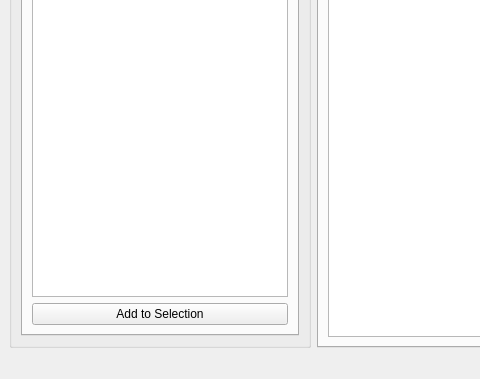
The window that DataViewerModule/pandasviewer_mainwindow.ui (kushalkolar/BehaviourAnalysis) describes before a commit, drawn with Qt 5; both pictures show x 0 to 480 and y 261 to 640 of the 800 by 640 pixel window.
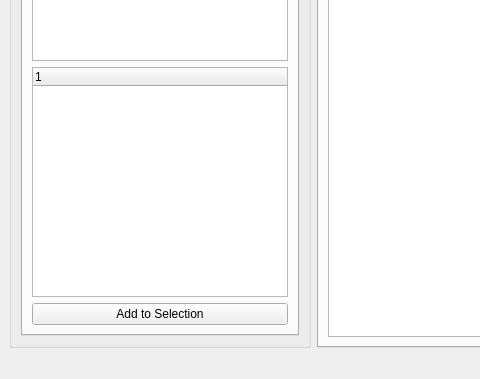
The same window after the commit.

What changed in the file:
```diff
--- a/DataViewerModule/pandasviewer_mainwindow.ui
+++ b/DataViewerModule/pandasviewer_mainwindow.ui
@@ -7,7 +7,7 @@
     <x>0</x>
     <y>0</y>
     <width>800</width>
-    <height>600</height>
+    <height>628</height>
    </rect>
   </property>
   <property name="windowTitle">
@@ -43,7 +43,7 @@
            <string>All Columns</string>
           </attribute>
           <layout class="QGridLayout" name="gridLayout">
-           <item row="1" column="0">
+           <item row="2" column="0">
             <widget class="QPushButton" name="pushButtonAddToSelection">
              <property name="text">
               <string>Add to Selection</string>
@@ -57,6 +57,18 @@
              </property>
             </widget>
            </item>
+           <item row="1" column="0">
+            <widget class="QTreeWidget" name="treeWidgetAllColums">
+             <property name="selectionMode">
+              <enum>QAbstractItemView::ExtendedSelection</enum>
+             </property>
+             <column>
+              <property name="text">
+               <string notr="true">1</string>
+              </property>
+             </column>
+            </widget>
+           </item>
           </layout>
          </widget>
          <widget class="QWidget" name="SelectedColumns">
```
